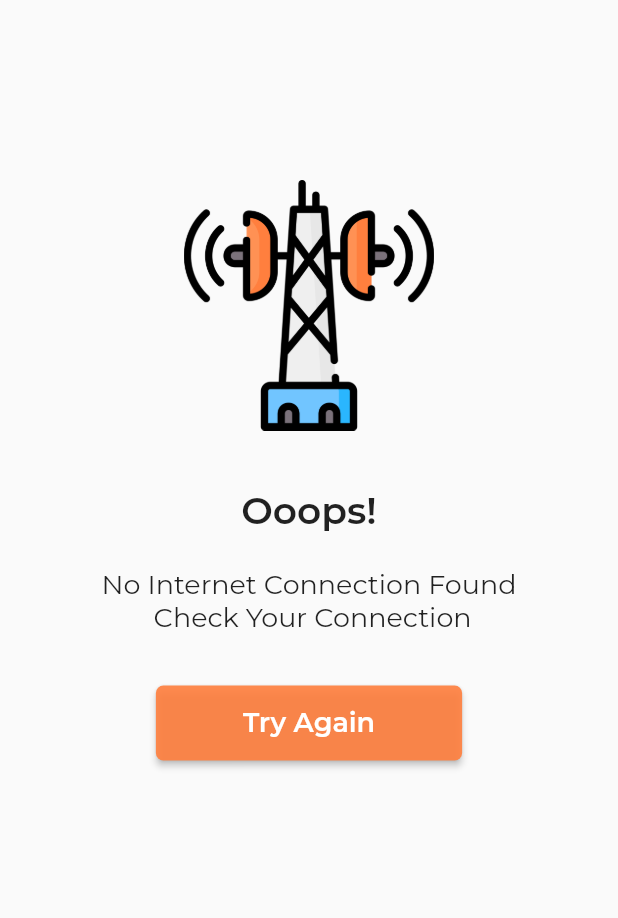
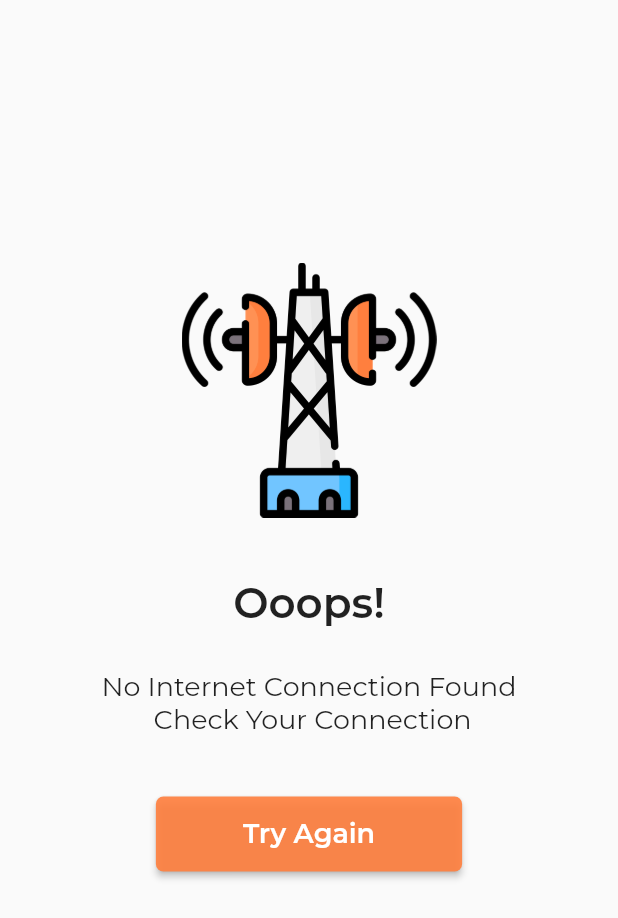
Before and after one commit to TediHidayat07/No_Internet_Access, a Flutter app: the screen it shows after launch, on a phone screen of 412 x 824 dp. Shown: the top 918 px of the screen. Run offline on Flutter 3.47's test engine with Material 2 defaults, Android fonts, the phone set to English and light mode, and no system bars; project files that could hold a hidden picture were left out.

Commit message:
Slicing No Internet Access Pages

```diff
--- a/lib/main.dart
+++ b/lib/main.dart
@@ -1,39 +1,43 @@
 import 'package:flutter/material.dart';
 
 void main() {
-  runApp(MyApp());
+  runApp(const MyApp());
 }
 
 class MyApp extends StatelessWidget {
+  const MyApp({Key? key}) : super(key: key);
+
   // This widget is the root of your application.
   @override
   Widget build(BuildContext context) {
     return MaterialApp(
       home: Scaffold(
-        body: Container(
+        body: SafeArea(
+          child: Center(
+            child: Container(
               alignment: Alignment.center,
               child: Column(
                 children: <Widget>[
-              SizedBox(
-                height: 120,
+                  const SizedBox(
+                    height: 175,
                   ),
                   Image.asset(
                     'images/antenna.png',
-                width: 167,
-                height: 167,
+                    width: 170,
+                    height: 170,
                   ),
-              SizedBox(
-                height: 38,
+                  const SizedBox(
+                    height: 40,
                   ),
-              Text(
+                  const Text(
                     'Ooops!',
-                style:
-                    TextStyle(fontSize: 25, fontFamily: 'MontserratSemiBold'),
+                    style: TextStyle(
+                        fontSize: 28, fontFamily: 'MontserratSemiBold'),
                   ),
-              SizedBox(
-                height: 24,
+                  const SizedBox(
+                    height: 28,
                   ),
-              Text(
+                  const Text(
                     'No Internet Connection Found\n Check Your Connection',
                     style: TextStyle(
                       fontSize: 18,
@@ -41,16 +45,17 @@ class MyApp extends StatelessWidget {
                     ),
                     textAlign: TextAlign.center,
                   ),
-              SizedBox(
-                height: 34,
+                  const SizedBox(
+                    height: 40,
                   ),
+                  // ignore: deprecated_member_use
                   RaisedButton(
                     onPressed: () {},
                     shape: RoundedRectangleBorder(
                         borderRadius: BorderRadius.circular(5)),
-                color: Color.fromARGB(1000, 255, 127, 62),
-                child: Padding(
-                  padding: const EdgeInsets.fromLTRB(42, 14, 42, 14),
+                    color: const Color.fromARGB(1000, 255, 127, 62),
+                    child: const Padding(
+                      padding: EdgeInsets.fromLTRB(42, 14, 42, 14),
                       child: Text(
                         'Try Again',
                         style: TextStyle(
@@ -64,6 +69,8 @@ class MyApp extends StatelessWidget {
               ),
             ),
           ),
+        ),
+      ),
     );
   }
 }
```
Also changed, not shown: 1 other file. Lines whose indentation alone changed are shown as unchanged.
